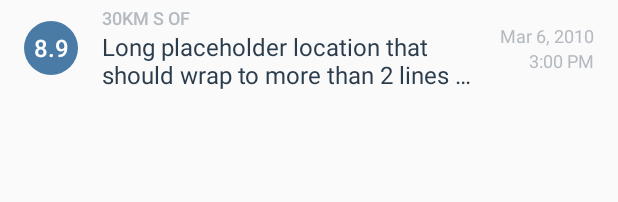
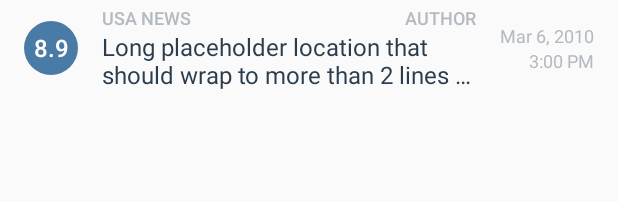
Before and after one commit to hjtse/Android-2.6NewsApp1, an Android app: the layout news_list_item.xml on its own in the app's theme, with its tools: preview values and no code run, on a phone screen of 412 x 824 dp. Shown: the top 202 px of the screen. Run offline under Robolectric (Android 15) with nearby library versions, the phone set to English and light mode, and no system bars.

Commit message:
added author names, added apache lang3 support

```diff
--- a/app/build.gradle
+++ b/app/build.gradle
@@ -23,5 +23,7 @@ dependencies {
     compile fileTree(dir: 'libs', include: ['*.jar'])
     testCompile 'junit:junit:4.12'
     compile 'com.android.support:appcompat-v7:23.3.0'
+    compile 'org.apache.commons:commons-lang3:3.4' //Commons lang
+
 
 }
--- a/app/src/main/java/com/example/android/news/NewsActivity.java
+++ b/app/src/main/java/com/example/android/news/NewsActivity.java
@@ -43,7 +43,7 @@ public class NewsActivity extends AppCompatActivity
      * URL for earthquake data from the USGS dataset
      */
     private static final String GUARDIAN_REQUEST_URL =
-            "https://content.guardianapis.com/search?api-key=90b2534c-709b-4c3c-b8e2-b048486808b7";
+            "https://content.guardianapis.com/search?api-key=90b2534c-709b-4c3c-b8e2-b048486808b7&show-tags=contributor";
 
     /**
      * Constant value for the earthquake loader ID. We can choose any integer.
--- a/app/src/main/java/com/example/android/news/NewsAdapter.java
+++ b/app/src/main/java/com/example/android/news/NewsAdapter.java
@@ -54,6 +54,11 @@ public class NewsAdapter extends ArrayAdapter<News> {
         // Display the section name of the current news in that TextView
         sectionNameView.setText(currentNews.getSectionName());
 
+        // Find the TextView with view ID author_name
+        TextView authorNameView = (TextView) listItemView.findViewById(R.id.author);
+        // Display the author name of the current news in that TextView
+        authorNameView.setText(currentNews.getAuthor());
+
 
         // Find the TextView with view ID date
         TextView dateView = null;
--- a/app/src/main/res/layout/news_list_item.xml
+++ b/app/src/main/res/layout/news_list_item.xml
@@ -30,6 +30,11 @@
         android:layout_weight="1"
         android:orientation="vertical">
 
+        <RelativeLayout
+            android:layout_width="match_parent"
+            android:layout_height="wrap_content"
+            android:orientation="horizontal">
+
             <TextView
                 android:id="@+id/section_name"
                 android:layout_width="wrap_content"
@@ -38,9 +43,26 @@
                 android:fontFamily="sans-serif-medium"
                 android:maxLines="1"
                 android:textAllCaps="true"
-            android:textColor="@color/textColorEarthquakeDetails"
+                android:textColor="@color/textColorNewsDetails"
                 android:textSize="12sp"
-            tools:text="30km S of" />
+                tools:text="USA NEWS" />
+
+            <TextView
+                android:id="@+id/author"
+                android:layout_width="wrap_content"
+                android:layout_height="wrap_content"
+                android:layout_alignParentEnd="true"
+                android:layout_alignParentRight="true"
+                android:ellipsize="end"
+                android:fontFamily="sans-serif-medium"
+                android:maxLines="1"
+                android:textAllCaps="true"
+                android:textColor="@color/textColorNewsDetails"
+                android:textSize="12sp"
+                tools:text="AUTHOR" />
+
+        </RelativeLayout>
+
 
         <TextView
             android:id="@+id/title"
@@ -48,7 +70,7 @@
             android:layout_height="wrap_content"
             android:ellipsize="end"
             android:maxLines="2"
-            android:textColor="@color/textColorEarthquakeLocation"
+            android:textColor="@color/textColorNewsLocation"
             android:textSize="16sp"
             tools:text="Long placeholder location that should wrap to more than 2 lines of text" />
 
@@ -67,7 +89,7 @@
             android:layout_width="wrap_content"
             android:layout_height="wrap_content"
             android:layout_gravity="end"
-            android:textColor="@color/textColorEarthquakeDetails"
+            android:textColor="@color/textColorNewsDetails"
             android:textSize="12sp"
             tools:text="Mar 6, 2010" />
 
@@ -76,7 +98,7 @@
             android:layout_width="wrap_content"
             android:layout_height="wrap_content"
             android:layout_gravity="end"
-            android:textColor="@color/textColorEarthquakeDetails"
+            android:textColor="@color/textColorNewsDetails"
             android:textSize="12sp"
             tools:text="3:00 PM" />
 
--- a/app/src/main/res/values/colors.xml
+++ b/app/src/main/res/values/colors.xml
@@ -26,10 +26,10 @@
 
 
     <!-- Text color for the details of the news in the list item -->
-    <color name="textColorEarthquakeDetails">#B4BAC0</color>
+    <color name="textColorNewsDetails">#B4BAC0</color>
 
     <!-- Text color for the primary location of the news in the list item -->
-    <color name="textColorEarthquakeLocation">#2B3D4D</color>
+    <color name="textColorNewsLocation">#2B3D4D</color>
 
 
 
```
Also changed, not shown: app/src/main/java/com/example/android/news/News.java (+13 -1 lines), app/src/main/java/com/example/android/news/QueryUtils.java (+26 -2 lines). Lines whose indentation alone changed are shown as unchanged.
